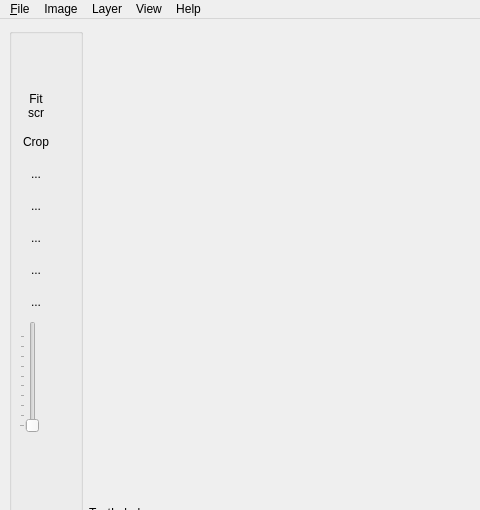
The window that bLUe.ui (bvirxx/bLUe_PYSIDE) describes before a commit, drawn with Qt 5; both pictures show x 0 to 480 and y 0 to 510 of the 1169 by 1007 pixel window.
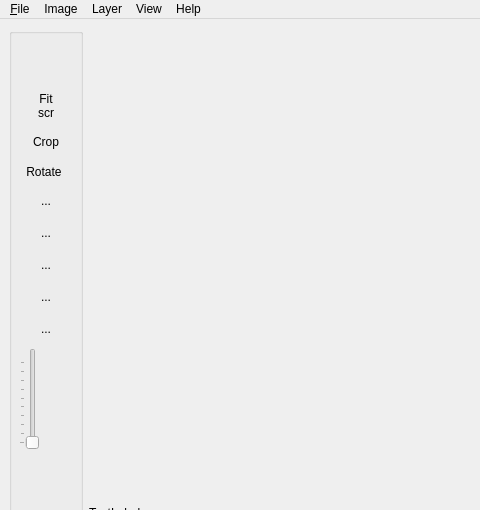
The same window after the commit. Icons and pictures are not drawn. Custom widgets are drawn as their Qt base class.

```diff
--- a/bLUe.ui
+++ b/bLUe.ui
@@ -66,8 +66,8 @@
           <rect>
            <x>10</x>
            <y>60</y>
-           <width>34</width>
-           <height>345</height>
+           <width>54</width>
+           <height>362</height>
           </rect>
          </property>
          <layout class="QVBoxLayout" name="verticalLayout_3">
@@ -146,6 +146,25 @@
             </property>
            </widget>
           </item>
+          <item>
+           <widget class="QToolButton" name="rotateButton">
+            <property name="toolTip">
+             <string>Rotate Image</string>
+            </property>
+            <property name="accessibleName">
+             <string>Rotate_Button</string>
+            </property>
+            <property name="text">
+             <string>Rotate</string>
+            </property>
+            <property name="checkable">
+             <bool>true</bool>
+            </property>
+            <property name="autoRaise">
+             <bool>true</bool>
+            </property>
+           </widget>
+          </item>
           <item>
            <widget class="QToolButton" name="toolButton_2">
             <property name="sizePolicy">
```
Left out of the diff: 7 changed lines with no effect on the pictures.
